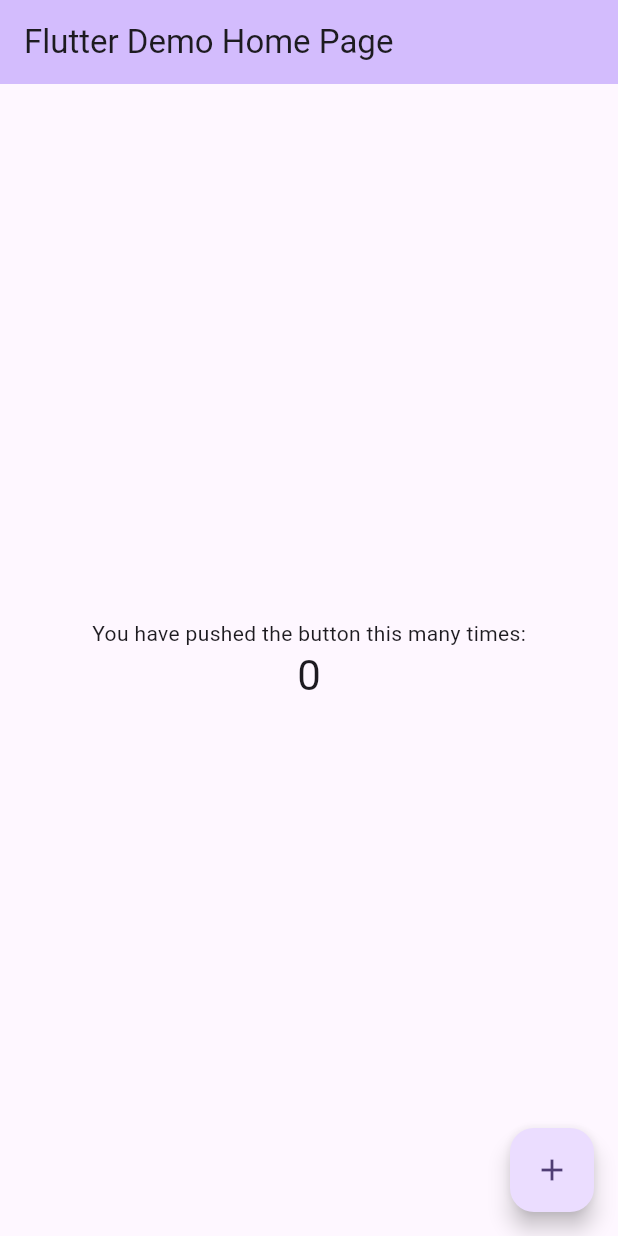
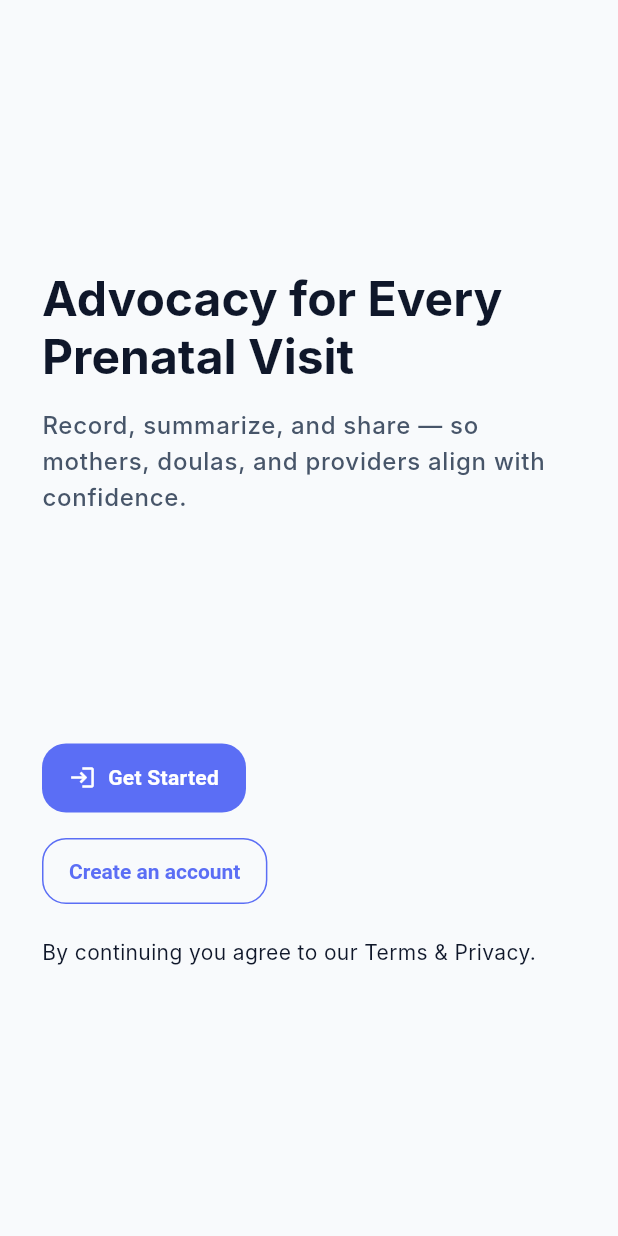
Before and after one commit to The-culture-connection/empowerhealth, a Flutter app: the screen it shows after launch, on a phone screen of 412 x 824 dp. Run offline on Flutter 3.47's test engine with Material 3 defaults, Android fonts, the phone set to English and light mode, and no system bars; Roboto replaces fonts that are missing (Inter).

Commit message:
Implement complete UI structure with centralized design system
- Created centralized design system (theme.dart, widgets.dart)
  - Brand colors: Primary (#5B6EF5), Secondary (#00A7A7)
  - Typography styles with Inter font family
  - Consistent spacing, radius, and shadow definitions
  - Reusable button and card components

- Implemented navigation and routing (app_router.dart)
  - Landing, login, signup, and main tabs routes
  - Centralized route constants

- Built complete authentication flow
  - Landing screen with value proposition
  - Login screen with form validation
  - Signup screen with full name, email, password

- Created main tab navigation with 5 tabs
  - Home: Upcoming visits and recent summaries
  - Modules: Education modules list
  - Recorder: Audio recording interface
  - Feedback: Request and receive feedback
  - Community: Community posts and discussions

All UI components follow Material Design 3 with accessibility best practices.

```diff
--- /dev/null
+++ b/lib/app_router.dart
@@ -0,0 +1,27 @@
+import 'package:flutter/material.dart';
+import 'core/constants.dart';
+import 'features/landing/landing_screen.dart';
+import 'features/auth/login_screen.dart';
+import 'features/auth/signup_screen.dart';
+import 'features/tabs/main_tab_scaffold.dart';
+
+class AppRouter {
+  static const landing = Routes.landing;
+
+  static Route<dynamic> onGenerateRoute(RouteSettings settings) {
+    switch (settings.name) {
+      case Routes.landing:
+        return _page(const LandingScreen());
+      case Routes.login:
+        return _page(const LoginScreen());
+      case Routes.signup:
+        return _page(const SignupScreen());
+      case Routes.tabs:
+        return _page(const MainTabScaffold());
+      default:
+        return _page(const LandingScreen());
+    }
+  }
+
+  static PageRoute _page(Widget child) => MaterialPageRoute(builder: (_) => child);
+}
--- /dev/null
+++ b/lib/core/constants.dart
@@ -0,0 +1,6 @@
+class Routes {
+  static const landing = '/';
+  static const login = '/login';
+  static const signup = '/signup';
+  static const tabs = '/tabs';
+}
--- /dev/null
+++ b/lib/design_system/theme.dart
@@ -0,0 +1,117 @@
+import 'package:flutter/material.dart';
+
+class AppTheme {
+  // 1) Brand Colors
+  static const Color primary = Color(0xFF5B6EF5); // Indigo-ish
+  static const Color onPrimary = Colors.white;
+  static const Color secondary = Color(0xFF00A7A7); // Teal
+  static const Color onSecondary = Colors.white;
+  static const Color background = Color(0xFFF8FAFC);
+  static const Color surface = Colors.white;
+  static const Color textPrimary = Color(0xFF0F172A); // Slate-900
+  static const Color textSecondary = Color(0xFF475569); // Slate-600
+  static const Color success = Color(0xFF16A34A);
+  static const Color warning = Color(0xFFF59E0B);
+  static const Color error = Color(0xFFDC2626);
+
+  // 2) Spacing & Radii
+  static const double radius = 16;
+  static const double spacingXS = 6;
+  static const double spacingS  = 10;
+  static const double spacingM  = 14;
+  static const double spacingL  = 20;
+  static const double spacingXL = 28;
+
+  // 3) Shadows
+  static const List<BoxShadow> cardShadow = [
+    BoxShadow(
+      color: Colors.black12,
+      blurRadius: 12,
+      offset: Offset(0, 6),
+    )
+  ];
+
+  // 4) Typography
+  static const String fontFamily = 'Inter'; // add to pubspec when ready
+
+  static TextTheme textTheme = const TextTheme(
+    displaySmall: TextStyle(fontSize: 32, fontWeight: FontWeight.w700),
+    headlineSmall: TextStyle(fontSize: 22, fontWeight: FontWeight.w700),
+    titleMedium: TextStyle(fontSize: 18, fontWeight: FontWeight.w600),
+    bodyLarge: TextStyle(fontSize: 16, fontWeight: FontWeight.w500),
+    bodyMedium: TextStyle(fontSize: 14, fontWeight: FontWeight.w400),
+    labelLarge: TextStyle(fontSize: 16, fontWeight: FontWeight.w600),
+  ).apply(
+    bodyColor: textPrimary,
+    displayColor: textPrimary,
+    fontFamily: fontFamily,
+  );
+
+  // 5) Material ThemeData
+  static ThemeData light() {
+    final base = ThemeData.light(useMaterial3: true);
+    return base.copyWith(
+      colorScheme: ColorScheme.fromSeed(
+        seedColor: primary,
+        primary: primary,
+        onPrimary: onPrimary,
+        secondary: secondary,
+        onSecondary: onSecondary,
+        background: background,
+        surface: surface,
+        error: error,
+      ),
+      scaffoldBackgroundColor: background,
+      textTheme: textTheme,
+      appBarTheme: const AppBarTheme(
+        backgroundColor: surface,
+        surfaceTintColor: Colors.transparent,
+        elevation: 0,
+        centerTitle: true,
+        foregroundColor: textPrimary,
+      ),
+      inputDecorationTheme: InputDecorationTheme(
+        filled: true,
+        fillColor: Colors.white,
+        contentPadding: const EdgeInsets.symmetric(horizontal: 14, vertical: 14),
+        border: OutlineInputBorder(
+          borderRadius: BorderRadius.circular(radius),
+          borderSide: const BorderSide(color: Color(0xFFE2E8F0)),
+        ),
+        enabledBorder: OutlineInputBorder(
+          borderRadius: BorderRadius.circular(radius),
+          borderSide: const BorderSide(color: Color(0xFFE2E8F0)),
+        ),
+        focusedBorder: OutlineInputBorder(
+          borderRadius: BorderRadius.circular(radius),
+          borderSide: BorderSide(color: primary, width: 1.5),
+        ),
+      ),
+      elevatedButtonTheme: ElevatedButtonThemeData(
+        style: ElevatedButton.styleFrom(
+          backgroundColor: primary,
+          foregroundColor: onPrimary,
+          elevation: 0,
+          padding: const EdgeInsets.symmetric(horizontal: 18, vertical: 14),
+          shape: RoundedRectangleBorder(borderRadius: BorderRadius.circular(radius)),
+          textStyle: const TextStyle(fontWeight: FontWeight.w700, letterSpacing: 0.2),
+        ),
+      ),
+      outlinedButtonTheme: OutlinedButtonThemeData(
+        style: OutlinedButton.styleFrom(
+          side: const BorderSide(color: primary),
+          foregroundColor: primary,
+          padding: const EdgeInsets.symmetric(horizontal: 18, vertical: 14),
+          shape: RoundedRectangleBorder(borderRadius: BorderRadius.circular(radius)),
+          textStyle: const TextStyle(fontWeight: FontWeight.w700),
+        ),
+      ),
+      cardTheme: CardTheme(
+        color: surface,
+        elevation: 0,
+        margin: EdgeInsets.zero,
+        shape: RoundedRectangleBorder(borderRadius: BorderRadius.circular(radius)),
+      ),
+    );
+  }
+}
--- /dev/null
+++ b/lib/design_system/widgets.dart
@@ -0,0 +1,44 @@
+import 'package:flutter/material.dart';
+import 'theme.dart';
+
+class DS {
+  // Gap helpers
+  static const gapS = SizedBox(height: AppTheme.spacingS);
+  static const gapM = SizedBox(height: AppTheme.spacingM);
+  static const gapL = SizedBox(height: AppTheme.spacingL);
+
+  // Branded CTA
+  static Widget cta(String label, {VoidCallback? onPressed, IconData? icon}) {
+    return ElevatedButton.icon(
+      onPressed: onPressed,
+      icon: icon != null ? Icon(icon) : const SizedBox.shrink(),
+      label: Text(label),
+    );
+  }
+
+  // Secondary button
+  static Widget secondary(String label, {VoidCallback? onPressed}) =>
+      OutlinedButton(onPressed: onPressed, child: Text(label));
+
+  // Section card
+  static Widget section({required String title, required Widget child, Widget? trailing}) {
+    return Card(
+      child: Padding(
+        padding: const EdgeInsets.all(AppTheme.spacingL),
+        child: Column(
+          crossAxisAlignment: CrossAxisAlignment.start,
+          children: [
+            Row(
+              children: [
+                Expanded(child: Text(title, style: ThemeData.light().textTheme.titleMedium)),
+                if (trailing != null) trailing,
+              ],
+            ),
+            const SizedBox(height: AppTheme.spacingM),
+            child,
+          ],
+        ),
+      ),
+    );
+  }
+}
--- /dev/null
+++ b/lib/features/landing/landing_screen.dart
@@ -0,0 +1,38 @@
+import 'package:flutter/material.dart';
+import '../../design_system/widgets.dart';
+import '../../design_system/theme.dart';
+import '../../core/constants.dart';
+
+class LandingScreen extends StatelessWidget {
+  const LandingScreen({super.key});
+
+  @override
+  Widget build(BuildContext context) {
+    return Scaffold(
+      body: SafeArea(
+        child: Padding(
+          padding: const EdgeInsets.all(AppTheme.spacingXL),
+          child: Column(
+            crossAxisAlignment: CrossAxisAlignment.start,
+            children: [
+              const Spacer(),
+              Text('Advocacy for Every Prenatal Visit', style: Theme.of(context).textTheme.displaySmall),
+              const SizedBox(height: AppTheme.spacingM),
+              Text(
+                'Record, summarize, and share — so mothers, doulas, and providers align with confidence.',
+                style: Theme.of(context).textTheme.bodyLarge?.copyWith(color: AppTheme.textSecondary),
+              ),
+              const Spacer(),
+              DS.cta('Get Started', icon: Icons.login, onPressed: () => Navigator.pushNamed(context, Routes.login)),
+              DS.gapM,
+              DS.secondary('Create an account', onPressed: () => Navigator.pushNamed(context, Routes.signup)),
+              const SizedBox(height: AppTheme.spacingL),
+              Text('By continuing you agree to our Terms & Privacy.', style: Theme.of(context).textTheme.bodyMedium),
+              const Spacer(),
+            ],
+          ),
+        ),
+      ),
+    );
+  }
+}
--- a/lib/main.dart
+++ b/lib/main.dart
@@ -1,122 +1,23 @@
 import 'package:flutter/material.dart';
+import 'design_system/theme.dart';
+import 'app_router.dart';
 
 void main() {
-  runApp(const MyApp());
+  WidgetsFlutterBinding.ensureInitialized();
+  runApp(const AdvocacyApp());
 }
 
-class MyApp extends StatelessWidget {
-  const MyApp({super.key});
+class AdvocacyApp extends StatelessWidget {
+  const AdvocacyApp({super.key});
 
-  // This widget is the root of your application.
   @override
   Widget build(BuildContext context) {
     return MaterialApp(
-      title: 'Flutter Demo',
-      theme: ThemeData(
-        // This is the theme of your application.
-        //
-        // TRY THIS: Try running your application with "flutter run". You'll see
-        // the application has a purple toolbar. Then, without quitting the app,
-        // try changing the seedColor in the colorScheme below to Colors.green
-        // and then invoke "hot reload" (save your changes or press the "hot
-        // reload" button in a Flutter-supported IDE, or press "r" if you used
-        // the command line to start the app).
-        //
-        // Notice that the counter didn't reset back to zero; the application
-        // state is not lost during the reload. To reset the state, use hot
-        // restart instead.
-        //
-        // This works for code too, not just values: Most code changes can be
-        // tested with just a hot reload.
-        colorScheme: ColorScheme.fromSeed(seedColor: Colors.deepPurple),
-      ),
-      home: const MyHomePage(title: 'Flutter Demo Home Page'),
+      debugShowCheckedModeBanner: false,
+      title: 'Advocacy',
+      theme: AppTheme.light(),
+      onGenerateRoute: AppRouter.onGenerateRoute,
+      initialRoute: AppRouter.landing,
     );
   }
 }
-
-class MyHomePage extends StatefulWidget {
-  const MyHomePage({super.key, required this.title});
-
-  // This widget is the home page of your application. It is stateful, meaning
-  // that it has a State object (defined below) that contains fields that affect
-  // how it looks.
-
-  // This class is the configuration for the state. It holds the values (in this
-  // case the title) provided by the parent (in this case the App widget) and
-  // used by the build method of the State. Fields in a Widget subclass are
-  // always marked "final".
-
-  final String title;
-
-  @override
-  State<MyHomePage> createState() => _MyHomePageState();
-}
-
-class _MyHomePageState extends State<MyHomePage> {
-  int _counter = 0;
-
-  void _incrementCounter() {
-    setState(() {
-      // This call to setState tells the Flutter framework that something has
-      // changed in this State, which causes it to rerun the build method below
-      // so that the display can reflect the updated values. If we changed
-      // _counter without calling setState(), then the build method would not be
-      // called again, and so nothing would appear to happen.
-      _counter++;
-    });
-  }
-
-  @override
-  Widget build(BuildContext context) {
-    // This method is rerun every time setState is called, for instance as done
-    // by the _incrementCounter method above.
-    //
-    // The Flutter framework has been optimized to make rerunning build methods
-    // fast, so that you can just rebuild anything that needs updating rather
-    // than having to individually change instances of widgets.
-    return Scaffold(
-      appBar: AppBar(
-        // TRY THIS: Try changing the color here to a specific color (to
-        // Colors.amber, perhaps?) and trigger a hot reload to see the AppBar
-        // change color while the other colors stay the same.
-        backgroundColor: Theme.of(context).colorScheme.inversePrimary,
-        // Here we take the value from the MyHomePage object that was created by
-        // the App.build method, and use it to set our appbar title.
-        title: Text(widget.title),
-      ),
-      body: Center(
-        // Center is a layout widget. It takes a single child and positions it
-        // in the middle of the parent.
-        child: Column(
-          // Column is also a layout widget. It takes a list of children and
-          // arranges them vertically. By default, it sizes itself to fit its
-          // children horizontally, and tries to be as tall as its parent.
-          //
-          // Column has various properties to control how it sizes itself and
-          // how it positions its children. Here we use mainAxisAlignment to
-          // center the children vertically; the main axis here is the vertical
-          // axis because Columns are vertical (the cross axis would be
-          // horizontal).
-          //
-          // TRY THIS: Invoke "debug painting" (choose the "Toggle Debug Paint"
-          // action in the IDE, or press "p" in the console), to see the
-          // wireframe for each widget.
-          mainAxisAlignment: MainAxisAlignment.center,
-          children: <Widget>[
-            const Text('You have pushed the button this many times:'),
-            Text(
-              '$_counter',
-              style: Theme.of(context).textTheme.headlineMedium,
-            ),
-          ],
-        ),
-      ),
-      floatingActionButton: FloatingActionButton(
-        onPressed: _incrementCounter,
-        tooltip: 'Increment',
-        child: const Icon(Icons.add),
-      ), // This trailing comma makes auto-formatting nicer for build methods.
-    );
-  }
-}
```
Also changed, not shown: lib/features/auth/login_screen.dart (added, +61 -0 lines), lib/features/auth/signup_screen.dart (added, +63 -0 lines), lib/features/tabs/community_tab.dart (added, +19 -0 lines), lib/features/tabs/feedback_tab.dart (added, +33 -0 lines), lib/features/tabs/home_tab.dart (added, +41 -0 lines), lib/features/tabs/main_tab_scaffold.dart (added, +45 -0 lines), lib/features/tabs/modules_tab.dart (added, +20 -0 lines), lib/features/tabs/recorder_tab.dart (added, +29 -0 lines).
